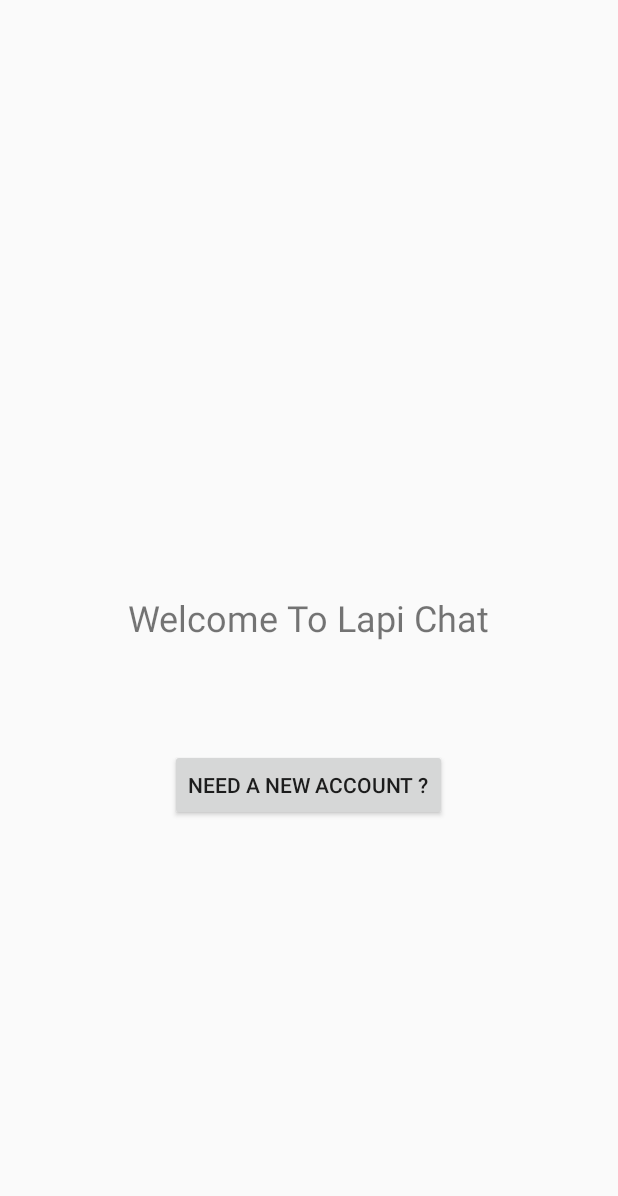
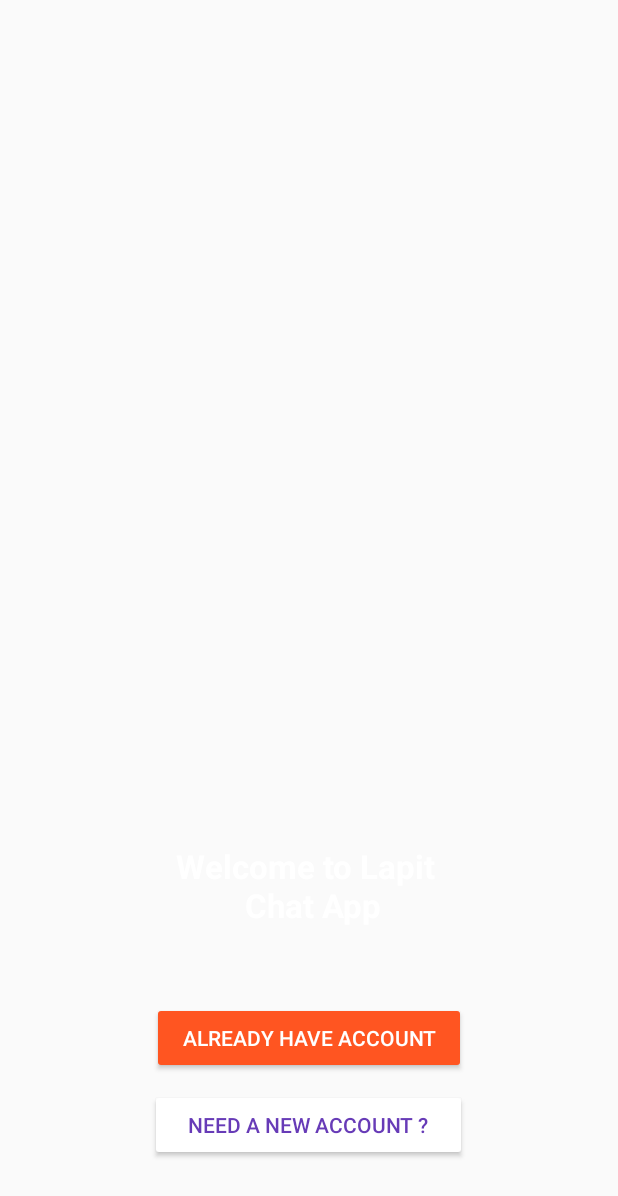
Before and after one commit to AlimamSesay/chat, an Android app: the StartActivity screen opened directly, with no data from a screen before it, on a phone screen of 412 x 824 dp. Shown: the top 1196 px of the screen. Run offline under Robolectric (Android 15) with nearby library versions, the phone set to English and light mode, and no system bars.

Commit message:
Add login

```diff
--- a/app/build.gradle
+++ b/app/build.gradle
@@ -33,4 +33,5 @@ dependencies {
 
 
 
+
 apply plugin: 'com.google.gms.google-services'
--- a/app/src/main/AndroidManifest.xml
+++ b/app/src/main/AndroidManifest.xml
@@ -19,7 +19,8 @@
         <activity android:name=".StartActivity" />
         <activity
             android:name=".RegisterActivity"
-            android:parentActivityName=".StartActivity"></activity>
+            android:parentActivityName=".StartActivity" />
+        <activity android:name=".LoginActivity"></activity>
     </application>
 
 </manifest>
--- a/app/src/main/java/com/example/alimam/lapitchat/StartActivity.java
+++ b/app/src/main/java/com/example/alimam/lapitchat/StartActivity.java
@@ -8,7 +8,9 @@ import android.widget.Button;
 
 public class StartActivity extends AppCompatActivity {
 
+
     private Button mRegBtn;
+    private Button mLoginBtn;
 
     @Override
     protected void onCreate(Bundle savedInstanceState) {
@@ -16,6 +18,7 @@ public class StartActivity extends AppCompatActivity {
         setContentView(R.layout.activity_start);
 
         mRegBtn = (Button) findViewById(R.id.start_reg_btn);
+        mLoginBtn = (Button) findViewById(R.id.start_login_btn);
 
         mRegBtn.setOnClickListener(new View.OnClickListener() {
             @Override
@@ -27,5 +30,17 @@ public class StartActivity extends AppCompatActivity {
             }
         });
 
+        mLoginBtn.setOnClickListener(new View.OnClickListener() {
+            @Override
+            public void onClick(View view) {
+
+                Intent login_intent = new Intent(StartActivity.this, LoginActivity.class);
+                startActivity(login_intent);
+
+            }
+        });
+
+
+
     }
 }
--- a/app/src/main/res/layout/activity_start.xml
+++ b/app/src/main/res/layout/activity_start.xml
@@ -6,21 +6,43 @@
     android:layout_height="match_parent"
     tools:context="com.example.alimam.lapitchat.StartActivity">
 
+
     <TextView
         android:id="@+id/textView"
         android:layout_width="wrap_content"
         android:layout_height="wrap_content"
+        android:layout_above="@+id/start_login_btn"
         android:layout_centerHorizontal="true"
-        android:layout_centerVertical="true"
-        android:text="Welcome To Lapi Chat"
-        android:textSize="24sp" />
+        android:layout_marginBottom="50dp"
+        android:text="Welcome to Lapit \n Chat App"
+        android:textAlignment="center"
+        android:textColor="@android:color/white"
+        android:textSize="22sp"
+        android:textStyle="bold" />
 
     <Button
         android:id="@+id/start_reg_btn"
         android:layout_width="wrap_content"
         android:layout_height="wrap_content"
-        android:layout_below="@+id/textView"
+        android:layout_alignParentBottom="true"
         android:layout_centerHorizontal="true"
-        android:layout_marginTop="71dp"
-        android:text="@string/need_a_new_account" />
+        android:layout_marginBottom="50dp"
+        android:backgroundTint="@android:color/white"
+        android:paddingLeft="25dp"
+        android:paddingRight="25dp"
+        android:text="@string/need_a_new_account"
+        android:textColor="@color/colorPrimary" />
+
+    <Button
+        android:id="@+id/start_login_btn"
+        android:layout_width="wrap_content"
+        android:layout_height="wrap_content"
+        android:layout_above="@+id/start_reg_btn"
+        android:layout_centerHorizontal="true"
+        android:layout_marginBottom="10dp"
+        android:backgroundTint="@color/colorAccent"
+        android:paddingLeft="20dp"
+        android:paddingRight="20dp"
+        android:text="ALREADY HAVE ACCOUNT"
+        android:textColor="@android:color/white" />
 </RelativeLayout>
```
Also changed, not shown: app/src/main/java/com/example/alimam/lapitchat/LoginActivity.java (added, +128 -0 lines), app/src/main/java/com/example/alimam/lapitchat/RegisterActivity.java (+18 -1 lines), app/src/main/res/layout/activity_login.xml (added, +83 -0 lines).
